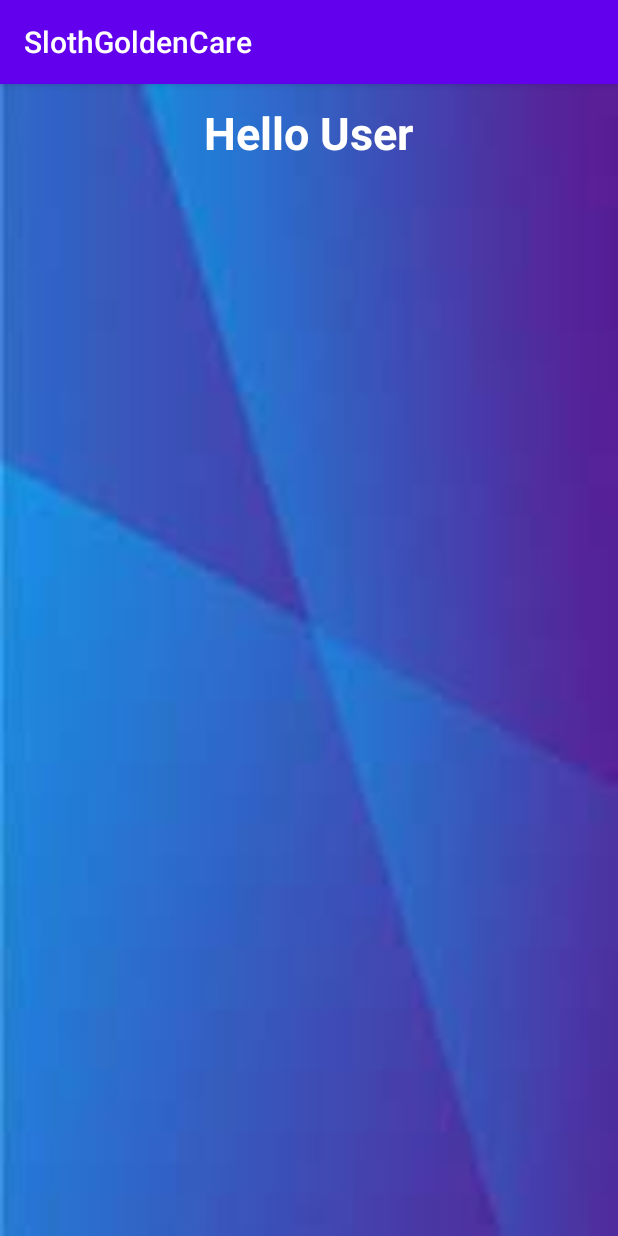
After one commit to AmwajAS/SlothGoldenCare, an Android app: the homePageActivity screen opened directly, with no data from a screen before it, on a phone screen of 412 x 824 dp. The commit adds this screen. Run offline under Robolectric (Android 15) with nearby library versions, the phone set to English and light mode, and no system bars.

Commit message:
Adding "homePage" Activity-still working on it.

```diff
--- a/app/src/main/AndroidManifest.xml
+++ b/app/src/main/AndroidManifest.xml
@@ -11,6 +11,9 @@
         android:supportsRtl="true"
         android:theme="@style/Theme.SlothGoldenCare"
         tools:targetApi="31" >
+        <activity
+            android:name=".homePageActivity"
+            android:exported="false" />
         <activity
             android:name=".SignupActivity"
             android:exported="false" />
--- /dev/null
+++ b/app/src/main/java/com/example/slothgoldencare/homePageActivity.java
@@ -0,0 +1,13 @@
+package com.example.slothgoldencare;
+
+import android.support.v7.app.AppCompatActivity;
+import android.os.Bundle;
+
+public class homePageActivity extends AppCompatActivity {
+
+    @Override
+    protected void onCreate(Bundle savedInstanceState) {
+        super.onCreate(savedInstanceState);
+        setContentView(R.layout.activity_home_page);
+    }
+}
--- /dev/null
+++ b/app/src/main/res/layout/activity_home_page.xml
@@ -0,0 +1,31 @@
+<?xml version="1.0" encoding="utf-8"?>
+<RelativeLayout xmlns:android="http://schemas.android.com/apk/res/android"
+    xmlns:app="http://schemas.android.com/apk/res-auto"
+    xmlns:tools="http://schemas.android.com/tools"
+    android:layout_width="match_parent"
+    android:layout_height="match_parent"
+    android:background="@drawable/back"
+    tools:context=".homePageActivity">
+<TextView
+    android:id="@+id/userName"
+    android:layout_width="wrap_content"
+    android:layout_height="wrap_content"
+    android:text="Hello User"
+    android:textColor="#fff"
+    android:textSize="30sp"
+    android:textStyle="bold"
+    android:layout_centerHorizontal="true"
+    android:layout_margin="12dp" />
+
+<GridLayout
+    android:layout_width="match_parent"
+    android:layout_height="match_parent"
+    android:layout_below="@+id/userName"
+    android:layout_margin="20dp"
+    android:columnCount="2"
+    android:rowCount="3" >
+</GridLayout>
+
+
+
+</RelativeLayout>
--- a/app/src/main/res/values/strings.xml
+++ b/app/src/main/res/values/strings.xml
@@ -9,4 +9,5 @@
     <string name="invalid_username">Not a valid username</string>
     <string name="invalid_password">Password must be >5 characters</string>
     <string name="login_failed">"Login failed"</string>
+    <string name="title_activity_home_page">homePageActivity</string>
 </resources>
```
Also changed, not shown: app/src/main/res/drawable-v24/back.jpeg (added).
